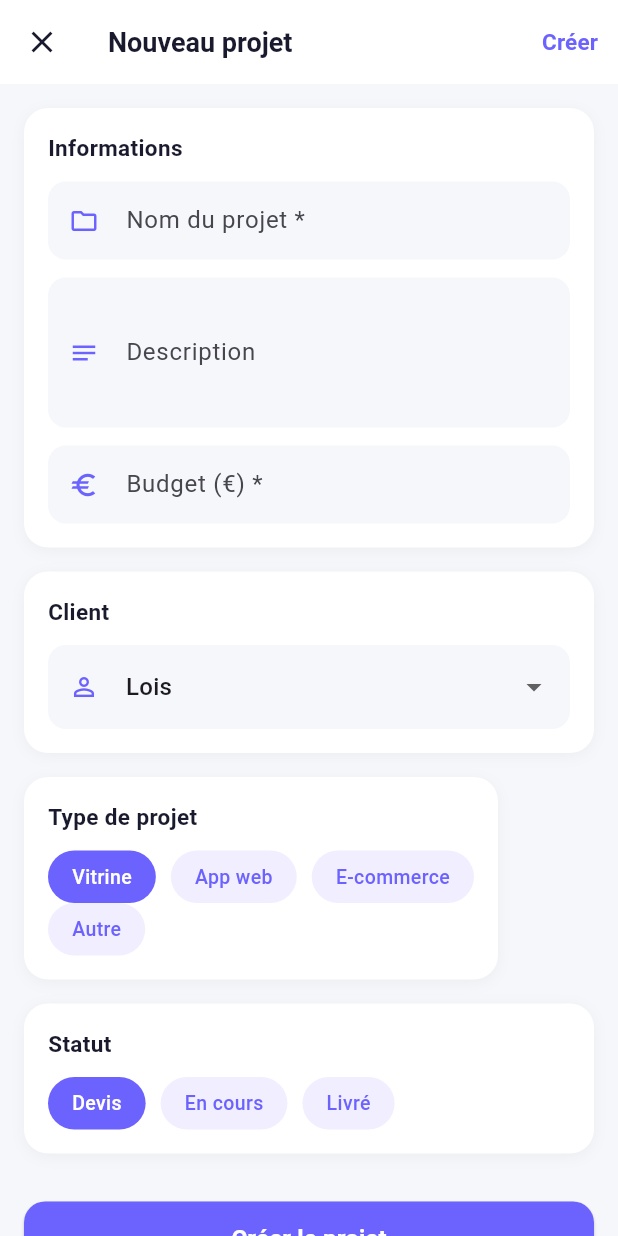
After one commit to eliottlwk/App-Admin-Elevia-Mobile, a Flutter app: the ProjetsScreen screen opened directly, after a tap on "+ Projet", on a phone screen of 412 x 824 dp. The commit adds this screen. Run offline on Flutter 3.47's test engine with Material 3 defaults, Android fonts, the phone set to English and light mode, and no system bars.

Commit message:
feat: ajout dynamique de projets - la liste se met à jour en temps réel

```diff
--- /dev/null
+++ b/lib/screens/projets/add_projet_screen.dart
@@ -0,0 +1,330 @@
+import 'package:flutter/material.dart';
+
+class AddProjetScreen extends StatefulWidget {
+  final Function(Map<String, dynamic>) onAjouter;
+
+  const AddProjetScreen({super.key, required this.onAjouter});
+
+  @override
+  State<AddProjetScreen> createState() => _AddProjetScreenState();
+}
+
+class _AddProjetScreenState extends State<AddProjetScreen> {
+  final _nomController = TextEditingController();
+  final _descriptionController = TextEditingController();
+  final _montantController = TextEditingController();
+  String _tag = 'Vitrine';
+  String _statut = 'Devis';
+  String _client = 'Lois';
+  bool _isLoading = false;
+
+  final List<String> _tags = ['Vitrine', 'App web', 'E-commerce', 'Autre'];
+  final List<String> _statuts = ['Devis', 'En cours', 'Livré'];
+  final List<String> _clients = [
+    'Lois',
+    'King Kong',
+    'Eliott Lauwick',
+    'Mairie de Toulon',
+    'Restaurant Le Provençal',
+  ];
+
+  void _submit() async {
+    if (_nomController.text.isEmpty || _montantController.text.isEmpty) {
+      ScaffoldMessenger.of(context).showSnackBar(
+        const SnackBar(
+          content: Text('Veuillez remplir les champs obligatoires'),
+          backgroundColor: Color(0xFFE53935),
+        ),
+      );
+      return;
+    }
+    setState(() => _isLoading = true);
+    await Future.delayed(const Duration(seconds: 1));
+    if (mounted) {
+      widget.onAjouter({
+        'nom': _nomController.text,
+        'client': _client,
+        'tag': _tag,
+        'montant': '${_montantController.text} €',
+        'statut': _statut,
+        'progress': 0.0,
+        'taches': 0,
+        'tachesFaites': 0,
+      });
+      ScaffoldMessenger.of(context).showSnackBar(
+        const SnackBar(
+          content: Text('Projet créé avec succès !'),
+          backgroundColor: Color(0xFF4CAF50),
+        ),
+      );
+      Navigator.pop(context);
+    }
+  }
+
+  @override
+  Widget build(BuildContext context) {
+    return Scaffold(
+      backgroundColor: const Color(0xFFF5F7FA),
+      appBar: AppBar(
+        backgroundColor: Colors.white,
+        elevation: 0,
+        leading: IconButton(
+          icon: const Icon(Icons.close, color: Color(0xFF1A1A2E)),
+          onPressed: () => Navigator.pop(context),
+        ),
+        title: const Text(
+          'Nouveau projet',
+          style: TextStyle(
+            color: Color(0xFF1A1A2E),
+            fontWeight: FontWeight.bold,
+            fontSize: 18,
+          ),
+        ),
+        actions: [
+          TextButton(
+            onPressed: _isLoading ? null : _submit,
+            child: const Text(
+              'Créer',
+              style: TextStyle(
+                color: Color(0xFF6C63FF),
+                fontWeight: FontWeight.bold,
+                fontSize: 15,
+              ),
+            ),
+          ),
+        ],
+      ),
+      body: SingleChildScrollView(
+        padding: const EdgeInsets.all(16),
+        child: Column(
+          crossAxisAlignment: CrossAxisAlignment.start,
+          children: [
+            _Section(
+              titre: 'Informations',
+              child: Column(
+                children: [
+                  _Field(
+                    controller: _nomController,
+                    label: 'Nom du projet *',
+                    icon: Icons.folder_outlined,
+                  ),
+                  const SizedBox(height: 12),
+                  _Field(
+                    controller: _descriptionController,
+                    label: 'Description',
+                    icon: Icons.notes,
+                    maxLines: 3,
+                  ),
+                  const SizedBox(height: 12),
+                  _Field(
+                    controller: _montantController,
+                    label: 'Budget (€) *',
+                    icon: Icons.euro_outlined,
+                    keyboardType: TextInputType.number,
+                  ),
+                ],
+              ),
+            ),
+            const SizedBox(height: 16),
+
+            _Section(
+              titre: 'Client',
+              child: DropdownButtonFormField<String>(
+                value: _client,
+                decoration: InputDecoration(
+                  prefixIcon: const Icon(Icons.person_outline,
+                      color: Color(0xFF6C63FF), size: 20),
+                  filled: true,
+                  fillColor: const Color(0xFFF5F7FA),
+                  border: OutlineInputBorder(
+                    borderRadius: BorderRadius.circular(12),
+                    borderSide: BorderSide.none,
+                  ),
+                ),
+                items: _clients
+                    .map((c) => DropdownMenuItem(value: c, child: Text(c)))
+                    .toList(),
+                onChanged: (v) => setState(() => _client = v!),
+              ),
+            ),
+            const SizedBox(height: 16),
+
+            _Section(
+              titre: 'Type de projet',
+              child: Wrap(
+                spacing: 10,
+                children: _tags.map((tag) {
+                  final selected = _tag == tag;
+                  return GestureDetector(
+                    onTap: () => setState(() => _tag = tag),
+                    child: Container(
+                      padding: const EdgeInsets.symmetric(
+                          horizontal: 16, vertical: 8),
+                      decoration: BoxDecoration(
+                        color: selected
+                            ? const Color(0xFF6C63FF)
+                            : const Color(0xFFF0EEFF),
+                        borderRadius: BorderRadius.circular(20),
+                      ),
+                      child: Text(
+                        tag,
+                        style: TextStyle(
+                          color: selected
+                              ? Colors.white
+                              : const Color(0xFF6C63FF),
+                          fontWeight: FontWeight.w500,
+                          fontSize: 13,
+                        ),
+                      ),
+                    ),
+                  );
+                }).toList(),
+              ),
+            ),
+            const SizedBox(height: 16),
+
+            _Section(
+              titre: 'Statut',
+              child: Row(
+                children: _statuts.map((s) {
+                  final selected = _statut == s;
+                  return GestureDetector(
+                    onTap: () => setState(() => _statut = s),
+                    child: Container(
+                      margin: const EdgeInsets.only(right: 10),
+                      padding: const EdgeInsets.symmetric(
+                          horizontal: 16, vertical: 8),
+                      decoration: BoxDecoration(
+                        color: selected
+                            ? const Color(0xFF6C63FF)
+                            : const Color(0xFFF0EEFF),
+                        borderRadius: BorderRadius.circular(20),
+                      ),
+                      child: Text(
+                        s,
+                        style: TextStyle(
+                          color: selected
+                              ? Colors.white
+                              : const Color(0xFF6C63FF),
+                          fontWeight: FontWeight.w500,
+                          fontSize: 13,
+                        ),
+                      ),
+                    ),
+                  );
+                }).toList(),
+              ),
+            ),
+            const SizedBox(height: 32),
+
+            SizedBox(
+              width: double.infinity,
+              height: 50,
+              child: ElevatedButton(
+                onPressed: _isLoading ? null : _submit,
+                style: ElevatedButton.styleFrom(
+                  backgroundColor: const Color(0xFF6C63FF),
+                  foregroundColor: Colors.white,
+                  shape: RoundedRectangleBorder(
+                    borderRadius: BorderRadius.circular(14),
+                  ),
+                ),
+                child: _isLoading
+                    ? const SizedBox(
+                        width: 22,
+                        height: 22,
+                        child: CircularProgressIndicator(
+                          color: Colors.white,
+                          strokeWidth: 2,
+                        ),
+                      )
+                    : const Text(
+                        'Créer le projet',
+                        style: TextStyle(
+                            fontSize: 16, fontWeight: FontWeight.bold),
+                      ),
+              ),
+            ),
+          ],
+        ),
+      ),
+    );
+  }
+}
+
+class _Section extends StatelessWidget {
+  final String titre;
+  final Widget child;
+
+  const _Section({required this.titre, required this.child});
+
+  @override
+  Widget build(BuildContext context) {
+    return Container(
+      padding: const EdgeInsets.all(16),
+      decoration: BoxDecoration(
+        color: Colors.white,
+        borderRadius: BorderRadius.circular(16),
+        boxShadow: [
+          BoxShadow(
+            color: Colors.black.withOpacity(0.04),
+            blurRadius: 8,
+            offset: const Offset(0, 2),
+          ),
+        ],
+      ),
+      child: Column(
+        crossAxisAlignment: CrossAxisAlignment.start,
+        children: [
+          Text(
+            titre,
+            style: const TextStyle(
+              fontSize: 15,
+              fontWeight: FontWeight.bold,
+              color: Color(0xFF1A1A2E),
+            ),
+          ),
+          const SizedBox(height: 12),
+          child,
+        ],
+      ),
+    );
+  }
+}
+
+class _Field extends StatelessWidget {
+  final TextEditingController controller;
+  final String label;
+  final IconData icon;
+  final TextInputType keyboardType;
+  final int maxLines;
+
+  const _Field({
+    required this.controller,
+    required this.label,
+    required this.icon,
+    this.keyboardType = TextInputType.text,
+    this.maxLines = 1,
+  });
+
+  @override
+  Widget build(BuildContext context) {
+    return TextField(
+      controller: controller,
+      keyboardType: keyboardType,
+      maxLines: maxLines,
+      decoration: InputDecoration(
+        labelText: label,
+        prefixIcon: Icon(icon, color: const Color(0xFF6C63FF), size: 20),
+        filled: true,
+        fillColor: const Color(0xFFF5F7FA),
+        border: OutlineInputBorder(
+          borderRadius: BorderRadius.circular(12),
+          borderSide: BorderSide.none,
+        ),
+        contentPadding:
+            const EdgeInsets.symmetric(vertical: 14, horizontal: 12),
+      ),
+    );
+  }
+}
--- a/lib/screens/projets/projets_screen.dart
+++ b/lib/screens/projets/projets_screen.dart
@@ -1,5 +1,6 @@
 import 'package:flutter/material.dart';
 import 'projet_detail_screen.dart';
+import 'add_projet_screen.dart';
 
 class ProjetsScreen extends StatefulWidget {
   const ProjetsScreen({super.key});
@@ -70,6 +71,12 @@ class _ProjetsScreenState extends State<ProjetsScreen> {
       ? _projets
       : _projets.where((p) => p['statut'] == _filtre).toList();
 
+  void _ajouterProjet(Map<String, dynamic> projet) {
+    setState(() {
+      _projets.add(projet);
+    });
+  }
+
   Color _statutColor(String statut) {
     switch (statut) {
       case 'En cours':
@@ -105,7 +112,15 @@ class _ProjetsScreenState extends State<ProjetsScreen> {
                       color: Color(0xFF1A1A2E),
                     ),
                   ),
-                  Container(
+                  GestureDetector(
+                    onTap: () => Navigator.push(
+                      context,
+                      MaterialPageRoute(
+                        builder: (_) =>
+                            AddProjetScreen(onAjouter: _ajouterProjet),
+                      ),
+                    ),
+                    child: Container(
                       padding: const EdgeInsets.symmetric(
                           horizontal: 12, vertical: 6),
                       decoration: BoxDecoration(
@@ -115,6 +130,7 @@ class _ProjetsScreenState extends State<ProjetsScreen> {
                       child: const Text(
                         '+ Projet',
                         style: TextStyle(color: Colors.white, fontSize: 13),
+                      ),
                     ),
                   ),
                 ],
```
Lines whose indentation alone changed are shown as unchanged.
